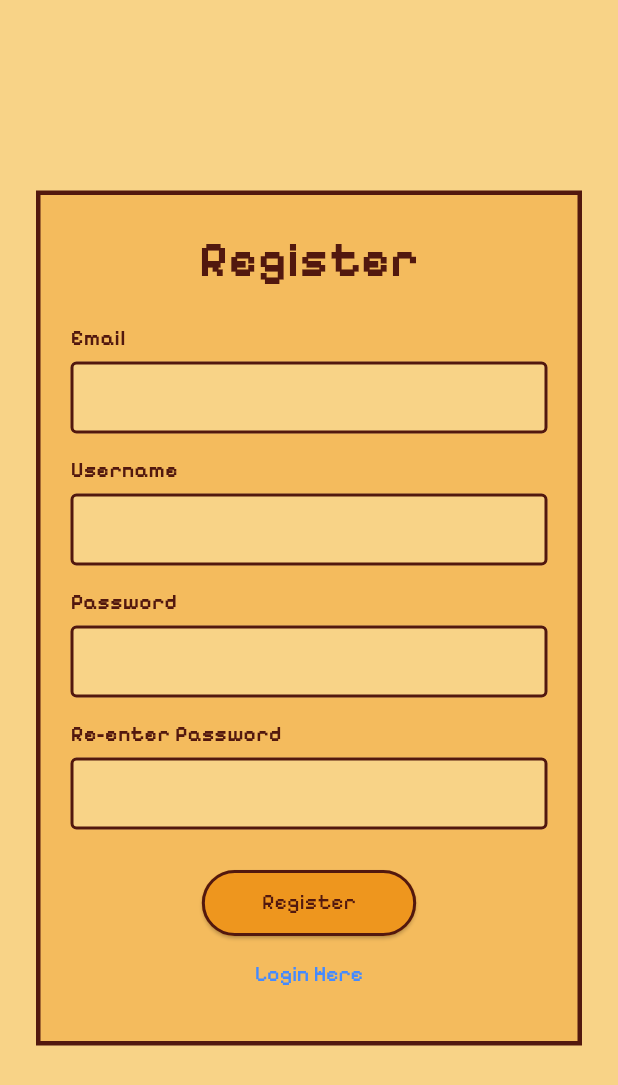
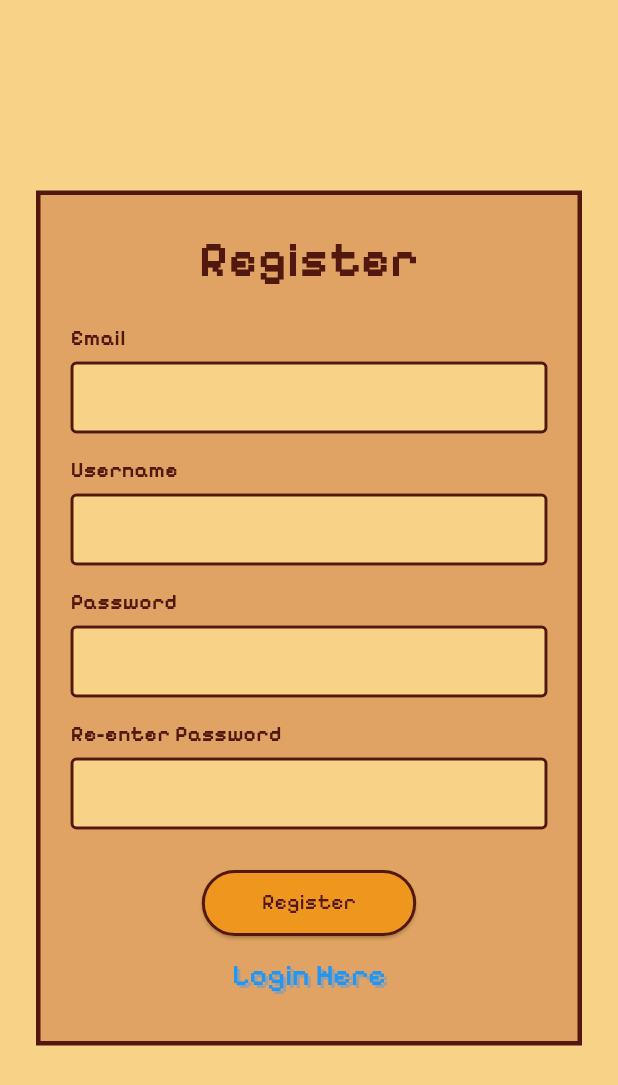
Before and after one commit to PolTwice/stardewvalleyresource, a Flutter app: the AuthPage screen opened directly, after a tap on "Register Here", on a phone screen of 412 x 824 dp. Shown: the top 1085 px of the screen. Run offline on Flutter 3.47's test engine with Material 3 defaults, Android fonts, the light colour scheme and no system bars; our stand-ins replace supabase_flutter; accounts and stored records are empty; network calls fail.

Commit message:
Did some last minute touch ups and some comments

```diff
--- a/lib/authentication.dart
+++ b/lib/authentication.dart
@@ -1,5 +1,5 @@
 import 'package:flutter/material.dart';
-import 'package:supabase_flutter/supabase_flutter.dart';
+import 'main.dart';
 
 class AuthPage extends StatefulWidget {
   const AuthPage({super.key});
@@ -16,40 +16,33 @@ class _AuthPageState extends State<AuthPage> {
   final _usernameController = TextEditingController(); // Optional metadata
   bool _isLoading = false;
 
-  final Color stardewDarkBrown = const Color(0xFF52180E);
-  final Color stardewButtonTan = const Color(0xFFF8D387);
-  final Color stardewFormBg = const Color(0xFFE1A363).withOpacity(0.5);
 
   Future<void> _handleAuth() async {
     setState(() => _isLoading = true);
     try {
-      // Inside AuthPage's _handleAuth function
+      // Login Logic
       if (_isLogin) {
-        await Supabase.instance.client.auth.signInWithPassword(
+        await supabase.auth.signInWithPassword(
           email: _emailController.text.trim(),
           password: _passwordController.text.trim(),
         );
-
-        // Instead of a Navigator.push (which creates a new screen),
-        // you can just pop back to the base route if you called this as a sub-page,
-        // OR use a callback to change the _selectedIndex in StardewOutline.
+        //if the user is still on this page, go back
         if (mounted) {
-          // If you want to force the whole app to refresh and land on Villagers (index 0)
-          Navigator.of(context).pushNamedAndRemoveUntil('/', (route) => false);
+          Navigator.of(context).pop;
         }
       } else {
-        // 2. REGISTER LOGIC
+        // Register logic
         if (_passwordController.text != _confirmPasswordController.text) {
           throw Exception("Passwords do not match!");
         }
 
-        await Supabase.instance.client.auth.signUp(
+        await supabase.auth.signUp(
           email: _emailController.text.trim(),
           password: _passwordController.text.trim(),
           data: {'username': _usernameController.text.trim()},
         );
 
-        // SUCCESS: Show a message and switch to the Login view
+        // Show a message and switch to the Login view
         if (mounted) {
           ScaffoldMessenger.of(context).showSnackBar(
             const SnackBar(
@@ -78,14 +71,14 @@ class _AuthPageState extends State<AuthPage> {
   @override
   Widget build(BuildContext context) {
     return Scaffold(
-      backgroundColor: const Color(0xFFF8D387), // stardewTanBody
+      backgroundColor: stardewTanBody,
       body: Center(
         child: SingleChildScrollView(
           padding: const EdgeInsets.all(24.0),
           child: Container(
             padding: const EdgeInsets.all(20),
             decoration: BoxDecoration(
-              color: const Color(0xFFEE961E).withOpacity(0.4), // Card background
+              color: stardewShadow, // Card background
               border: Border.all(color: stardewDarkBrown, width: 3),
             ),
             child: Column(
@@ -100,6 +93,7 @@ class _AuthPageState extends State<AuthPage> {
                 // INPUT FIELDS
                 _buildSTextField("Email", _emailController),
                 const SizedBox(height: 15),
+                //spread operator for spreading fields into the list
                 if (!_isLogin) ...[
                   _buildSTextField("Username", _usernameController),
                   const SizedBox(height: 15),
@@ -112,25 +106,35 @@ class _AuthPageState extends State<AuthPage> {
 
                 const SizedBox(height: 25),
 
-                // AUTH BUTTON
-                _isLoading
-                    ? const CircularProgressIndicator()
-                    : ElevatedButton(
+                // Auth button
+                _isLoading ? const CircularProgressIndicator() : ElevatedButton(
                   onPressed: _handleAuth,
                   style: ElevatedButton.styleFrom(
                     backgroundColor: const Color(0xFFEE961E),
                     side: BorderSide(color: stardewDarkBrown, width: 2),
                     padding: const EdgeInsets.symmetric(horizontal: 40, vertical: 12),
                   ),
-                  child: Text(_isLogin ? "Sign In" : "Register", style: TextStyle(color: stardewDarkBrown)),
+                  child: Text(
+                      _isLogin ? "Sign In" : "Register",
+                      style: TextStyle(color: stardewDarkBrown)),
                 ),
 
-                // TOGGLE TEXT
+                // login or register
                 TextButton(
                   onPressed: () => setState(() => _isLogin = !_isLogin),
                   child: Text(
                     _isLogin ? "Register Here" : "Login Here",
-                    style: const TextStyle(color: Colors.blueAccent),
+                    style: TextStyle(
+                      color: Colors.blue,
+                      shadows: [
+                        Shadow(color: Colors.grey, offset: Offset(2, 2))
+                      ],
+                      // decoration: TextDecoration.underline,
+                      // decorationColor: Colors.blue,
+                      // decorationThickness: 3,
+                      fontSize: 20
+                    ),
+
                   ),
                 ),
               ],
@@ -141,6 +145,7 @@ class _AuthPageState extends State<AuthPage> {
     );
   }
 
+  //helper function for building fields
   Widget _buildSTextField(String label, TextEditingController controller, {bool obscure = false}) {
     return Column(
       crossAxisAlignment: CrossAxisAlignment.start,
@@ -152,7 +157,7 @@ class _AuthPageState extends State<AuthPage> {
           obscureText: obscure,
           decoration: InputDecoration(
             filled: true,
-            fillColor: stardewButtonTan,
+            fillColor: stardewTanBody,
             enabledBorder: OutlineInputBorder(borderSide: BorderSide(color: stardewDarkBrown, width: 2)),
             focusedBorder: OutlineInputBorder(borderSide: BorderSide(color: stardewDarkBrown, width: 3)),
             contentPadding: const EdgeInsets.symmetric(horizontal: 10, vertical: 5),
```
Also changed, not shown: lib/homePage.dart (+13 -12 lines), lib/main.dart (+34 -21 lines), lib/villagerDetails.dart (+59 -29 lines), lib/villagers.dart (+17 -7 lines).
